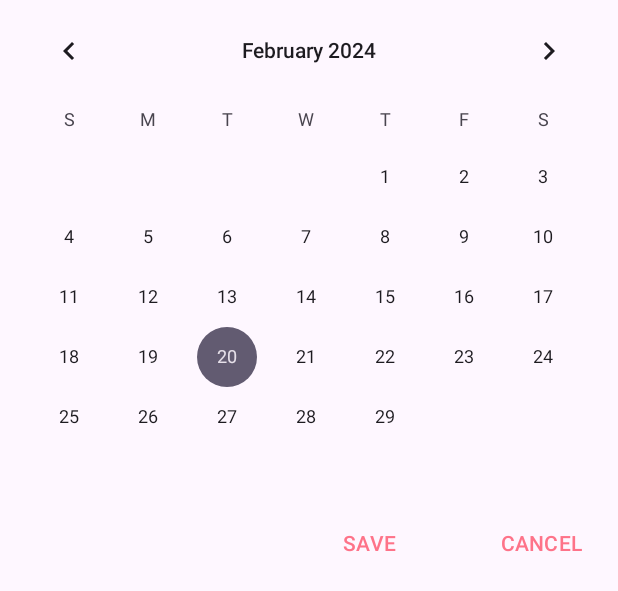
After one commit to chonkyappa/ToDoList, an Android app: the layout pickdate.xml on its own in the app's theme, with its tools: preview values and no code run, on a phone screen of 412 x 824 dp. The commit adds this screen. Shown: the top 591 px of the screen. Run offline under Robolectric (Android 15) with nearby library versions, the phone set to English and light mode, and no system bars.

Commit message:
created the pick date layout

```diff
--- /dev/null
+++ b/app/src/main/res/layout/pickdate.xml
@@ -0,0 +1,37 @@
+<?xml version="1.0" encoding="utf-8"?>
+<LinearLayout xmlns:android="http://schemas.android.com/apk/res/android"
+    android:layout_width="match_parent"
+    android:layout_height="wrap_content"
+    android:gravity="end"
+    android:orientation="vertical">
+
+    <CalendarView
+        android:id="@+id/calendarView"
+        android:layout_width="match_parent"
+        android:layout_height="wrap_content" />
+
+    <LinearLayout
+        android:layout_width="wrap_content"
+        android:layout_height="wrap_content"
+        android:orientation="horizontal">
+
+        <Button
+            android:id="@+id/buttonSaveDate"
+            android:layout_width="wrap_content"
+            android:layout_height="wrap_content"
+            android:layout_weight="1"
+            android:background="@color/transparent"
+            android:text="SAVE"
+            android:textColor="@color/pink_theme" />
+
+        <Button
+            android:id="@+id/buttonCancelDate"
+            android:layout_width="wrap_content"
+            android:layout_height="wrap_content"
+            android:layout_marginStart="20dp"
+            android:layout_weight="1"
+            android:background="@color/transparent"
+            android:text="CANCEL"
+            android:textColor="@color/pink_theme" />
+    </LinearLayout>
+</LinearLayout>
--- a/app/src/main/res/values/colors.xml
+++ b/app/src/main/res/values/colors.xml
@@ -3,4 +3,5 @@
     <color name="black">#FF000000</color>
     <color name="white">#FFFFFFFF</color>
     <color name="transparent">#00000000</color>
+    <color name="pink_theme">#fe7389</color>
 </resources>
```
